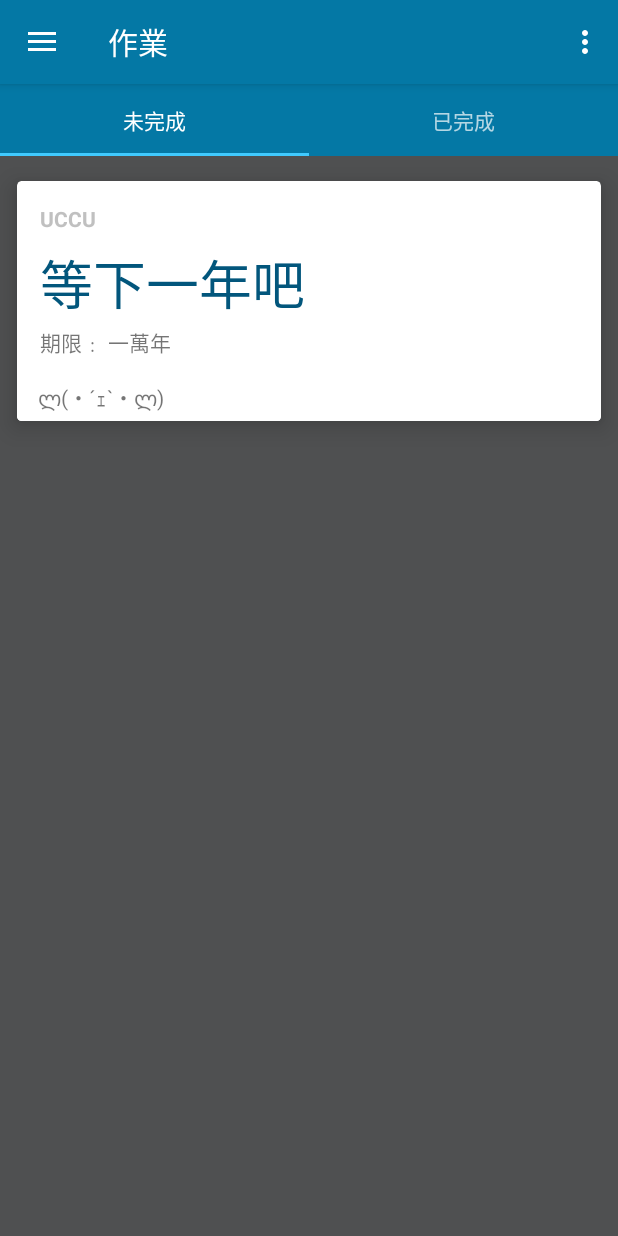
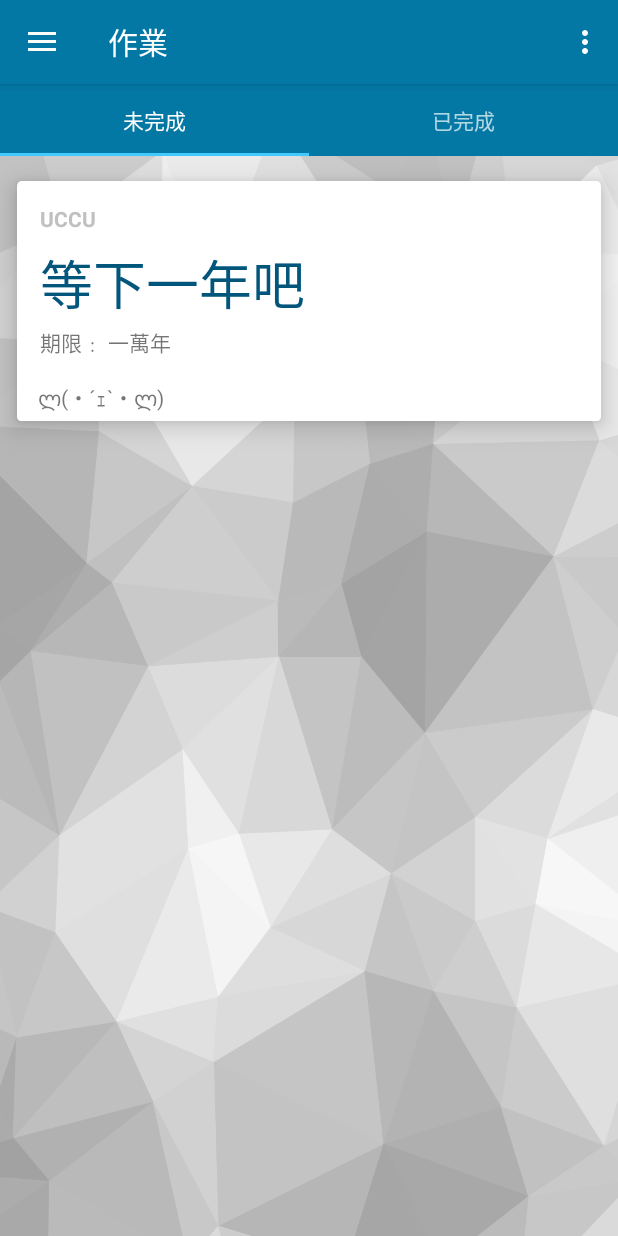
Before and after one commit to asdfghj1237890/NTHU-chat-android-develop-, an Android app: the fragment undoam placed in its activity, after a tap on "作業", on a phone screen of 412 x 824 dp. Run offline under Robolectric (Android 15) with nearby library versions, the phone set to English and light mode, and no system bars; libraries missing offline, so code that uses them is left out: com.facebook.stetho, com.loopj.android, cz.msebera.android, net.cachapa.expandablelayout; plain views replace ExpandableLayout; network calls fail; 8 statements that could not run were skipped; 1 other tap on this screen came first.

Commit message:
Background

```diff
--- a/demo/src/main/res/layout/undoam.xml
+++ b/demo/src/main/res/layout/undoam.xml
@@ -8,7 +8,7 @@
 
     <android.support.v7.widget.RecyclerView
         android:id="@+id/list_view"
-        android:background="@color/view_background"
+        android:background="@drawable/background2"
         android:layout_width="match_parent"
         android:layout_height="match_parent" />
 
```
Also changed, not shown: demo/src/main/res/drawable-nodpi/background2.png (added), 6 other files.
